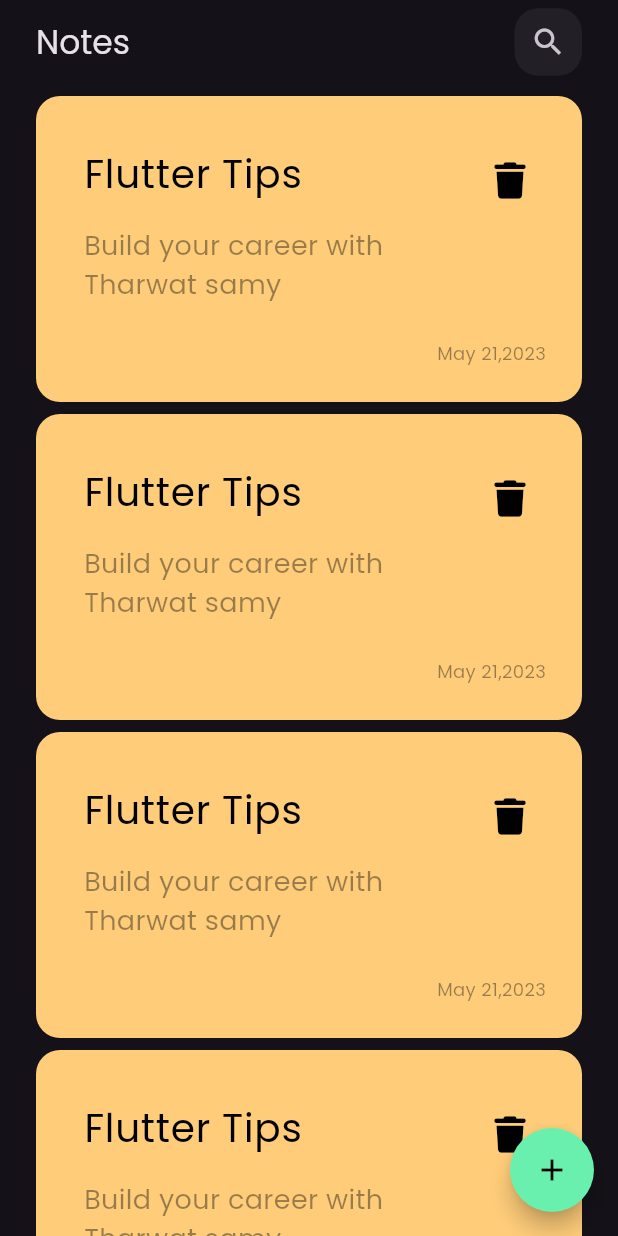
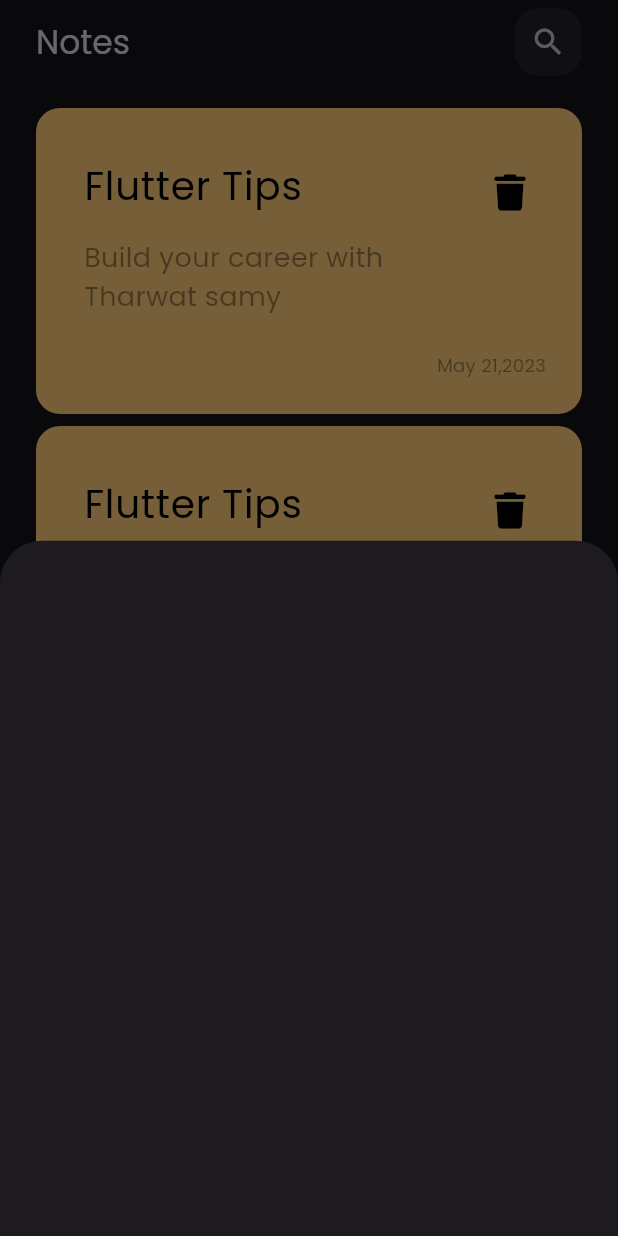
Before and after one commit to Shrouk-Ashraf/notes_app, a Flutter app: the screen it shows after launch, after a tap on the "add" icon, on a phone screen of 412 x 824 dp. Run offline on Flutter 3.47's test engine with Material 3 defaults, Android fonts, the phone set to English and light mode, and no system bars; our stand-ins replace font_awesome_flutter.

Commit message:
show modal bottom sheet

```diff
--- a/lib/views/notes_view.dart
+++ b/lib/views/notes_view.dart
@@ -1,5 +1,6 @@
 
 import 'package:flutter/material.dart';
+import 'package:notes_app/widgets/add_note_bottom_sheet.dart';
 
 import '../widgets/notes_view_body.dart';
 
@@ -10,7 +11,14 @@ class NotesView extends StatelessWidget {
   Widget build(BuildContext context) {
     return  Scaffold(
       floatingActionButton: FloatingActionButton(
-          onPressed: (){},
+          onPressed: (){
+            showModalBottomSheet(
+                context: context,
+                builder: (context){
+                  return const AddNoteBottomSheet();
+                }
+            );
+          },
         shape: const CircleBorder(),
         backgroundColor: Colors.greenAccent,
         child: const Icon(Icons.add,color: Colors.black,),
--- /dev/null
+++ b/lib/widgets/add_note_bottom_sheet.dart
@@ -0,0 +1,10 @@
+import 'package:flutter/material.dart';
+
+class AddNoteBottomSheet extends StatelessWidget {
+  const AddNoteBottomSheet({Key? key}) : super(key: key);
+
+  @override
+  Widget build(BuildContext context) {
+    return  Container();
+  }
+}
--- a/lib/widgets/notes_list_view.dart
+++ b/lib/widgets/notes_list_view.dart
@@ -8,8 +8,10 @@ class NotesListView extends StatelessWidget {
 
   @override
   Widget build(BuildContext context) {
-    return ListView.separated(
-        padding: const EdgeInsets.symmetric(vertical: 8),
+    return Padding(
+      padding: const EdgeInsets.symmetric(vertical: 16),
+      child: ListView.separated(
+          padding: const EdgeInsets.all(0),
           itemBuilder: (context,index){
             return const CustomNoteItem();
           },
@@ -17,6 +19,7 @@ class NotesListView extends StatelessWidget {
             return const SizedBox(height: 8,);
           },
           itemCount: 20
+      ),
     );
   }
 }
```
Lines whose indentation alone changed are shown as unchanged.
